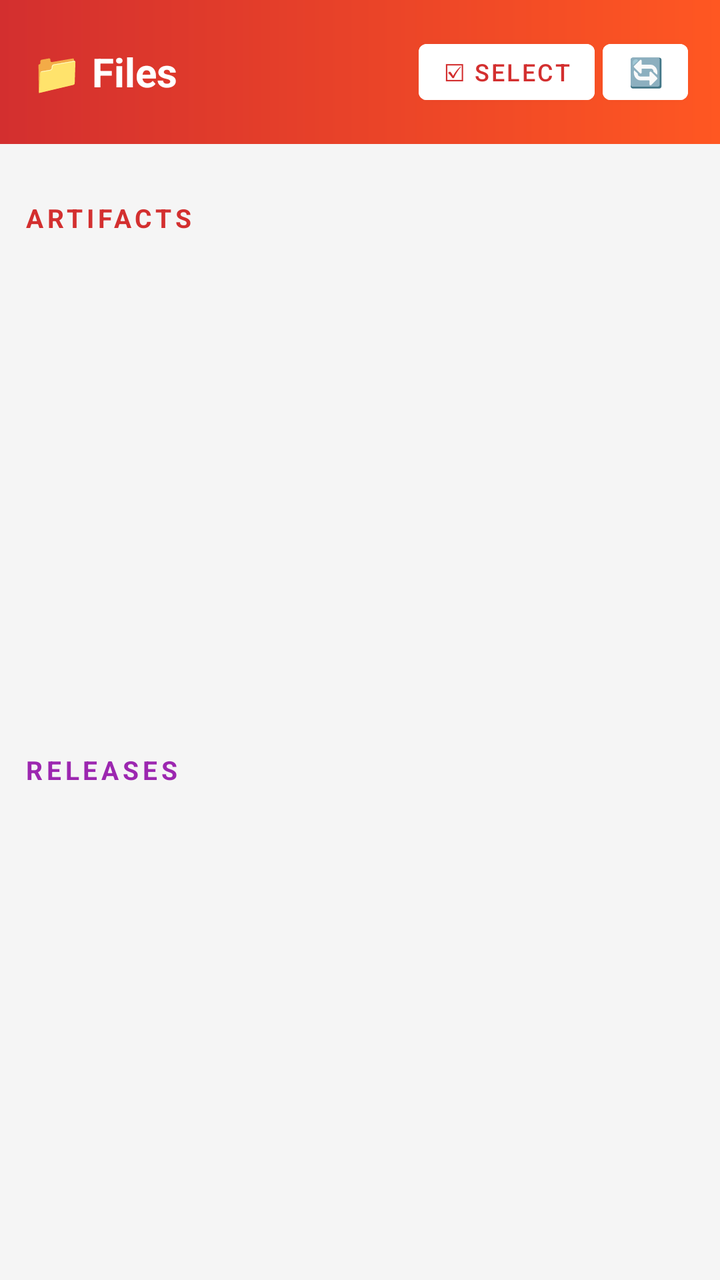
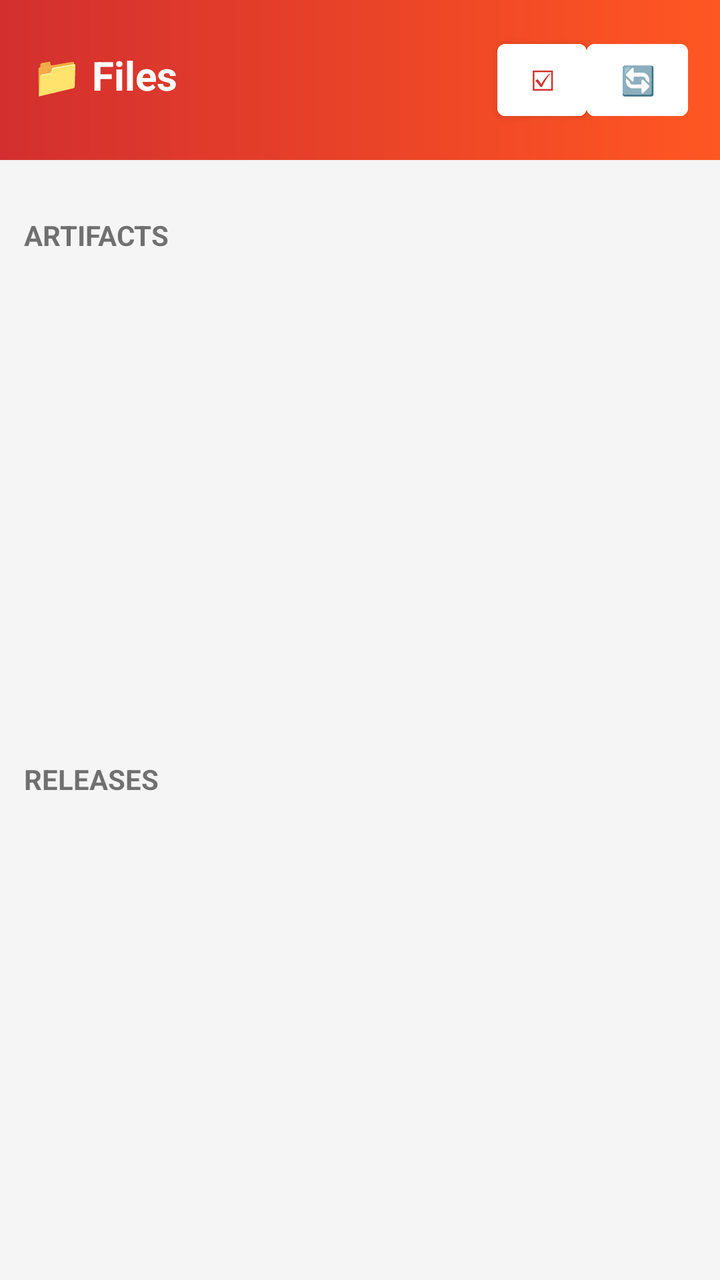

An Android layout rendered at two revisions. The XML below is the earlier revision; the diff shows what the commit changed to produce the second picture.
<!-- AndroidManifest.xml: application theme Theme.YadPipeline -->
<!-- res/layout/activity_files.xml -->
<?xml version="1.0" encoding="utf-8"?>
<LinearLayout xmlns:android="http://schemas.android.com/apk/res/android"
    android:layout_width="match_parent" android:layout_height="match_parent"
    android:orientation="vertical" android:background="@color/bg_light">
    <LinearLayout android:layout_width="match_parent" android:layout_height="wrap_content"
        android:orientation="horizontal" android:padding="16dp"
        android:background="@drawable/header_gradient" android:gravity="center_vertical">
        <TextView android:layout_width="0dp" android:layout_height="wrap_content"
            android:layout_weight="1" android:text="📁 Files"
            android:textSize="20sp" android:textStyle="bold" android:textColor="#FFFFFF" />
        <Button android:id="@+id/btnSelectMode" android:layout_width="wrap_content"
            android:layout_height="40dp" android:text="☑ Select"
            android:backgroundTint="#FFFFFF" android:textColor="@color/brand_primary"
            android:textSize="12sp" android:minWidth="0dp" android:paddingHorizontal="12dp"
            android:layout_marginEnd="4dp" />
        <Button android:id="@+id/btnRefresh" android:layout_width="wrap_content"
            android:layout_height="40dp" android:text="🔄" android:minWidth="0dp"
            android:paddingHorizontal="12dp" android:backgroundTint="#FFFFFF"
            android:textColor="@color/brand_primary" />
    </LinearLayout>

    <TextView android:id="@+id/tvSelectedInfo" android:layout_width="match_parent"
        android:layout_height="wrap_content" android:text="0 item dipilih"
        android:textSize="12sp" android:textStyle="bold" android:textColor="@color/brand_primary"
        android:padding="8dp" android:gravity="center" android:background="#FFEBEE"
        android:visibility="gone" />

    <LinearLayout android:layout_width="match_parent" android:layout_height="wrap_content"
        android:orientation="horizontal" android:padding="8dp">
        <Button android:id="@+id/btnDownloadSelected" android:layout_width="0dp"
            android:layout_height="wrap_content" android:layout_weight="1"
            android:text="⬇️ Download" android:backgroundTint="@color/info"
            android:textColor="#FFFFFF" android:visibility="gone" android:layout_marginEnd="4dp" />
        <Button android:id="@+id/btnDeleteSelected" android:layout_width="0dp"
            android:layout_height="wrap_content" android:layout_weight="1"
            android:text="🗑️ Delete" android:backgroundTint="@color/danger"
            android:textColor="#FFFFFF" android:visibility="gone" android:layout_marginStart="4dp" />
    </LinearLayout>

    <ProgressBar android:id="@+id/progressBar" android:layout_width="wrap_content"
        android:layout_height="wrap_content" android:layout_gravity="center"
        android:visibility="gone" android:indeterminateTint="@color/brand_primary" />

    <TextView android:layout_width="match_parent" android:layout_height="wrap_content"
        android:text="ARTIFACTS" android:textStyle="bold" android:textSize="13sp"
        android:textColor="@color/brand_primary" android:padding="12dp" android:letterSpacing="0.15" />

    <androidx.recyclerview.widget.RecyclerView android:id="@+id/recyclerArtifacts"
        android:layout_width="match_parent" android:layout_height="0dp"
        android:layout_weight="1" android:paddingStart="12dp" android:paddingEnd="12dp" />

    <TextView android:layout_width="match_parent" android:layout_height="wrap_content"
        android:text="RELEASES" android:textStyle="bold" android:textSize="13sp"
        android:textColor="@color/purple" android:padding="12dp" android:letterSpacing="0.15" />

    <androidx.recyclerview.widget.RecyclerView android:id="@+id/recyclerReleases"
        android:layout_width="match_parent" android:layout_height="0dp"
        android:layout_weight="1" android:paddingStart="12dp" android:paddingEnd="12dp" />
</LinearLayout>
<!-- resources referenced by this layout -->
<resources>
  <color name="bg_light">#F5F5F5</color>
  <color name="brand_primary">#D32F2F</color>
  <color name="danger">#F44336</color>
  <color name="info">#2196F3</color>
  <color name="purple">#9C27B0</color>
  <!-- drawable header_gradient (drawable) -->
  <?xml version="1.0" encoding="utf-8"?>
  <shape xmlns:android="http://schemas.android.com/apk/res/android">
      <gradient
          android:angle="0"
          android:startColor="#D32F2F"
          android:endColor="#FF5722"
          android:type="linear" />
  </shape>
  <style name="Theme.YadPipeline" parent="Theme.MaterialComponents.DayNight.NoActionBar">
          <item name="colorPrimary">@color/brand_primary</item>
          <item name="colorAccent">@color/brand_accent</item>
          <item name="android:windowBackground">@color/bg_light</item>
          <item name="android:statusBarColor">@color/brand_dark</item>
      </style>
  <color name="brand_accent">#FFC107</color>
  <color name="brand_dark">#9A0007</color>
</resources>

<!-- the commit's change to res/layout/activity_files.xml (unified diff, before → after) -->
@@ -4,56 +4,40 @@
     android:orientation="vertical" android:background="@color/bg_light">
     <LinearLayout android:layout_width="match_parent" android:layout_height="wrap_content"
         android:orientation="horizontal" android:padding="16dp"
-        android:background="@drawable/header_gradient" android:gravity="center_vertical">
+        android:background="@drawable/header_gradient">
         <TextView android:layout_width="0dp" android:layout_height="wrap_content"
-            android:layout_weight="1" android:text="📁 Files"
-            android:textSize="20sp" android:textStyle="bold" android:textColor="#FFFFFF" />
+            android:layout_weight="1" android:text="📁 Files" android:textSize="20sp"
+            android:textStyle="bold" android:textColor="#FFFFFF" />
         <Button android:id="@+id/btnSelectMode" android:layout_width="wrap_content"
-            android:layout_height="40dp" android:text="☑ Select"
-            android:backgroundTint="#FFFFFF" android:textColor="@color/brand_primary"
-            android:textSize="12sp" android:minWidth="0dp" android:paddingHorizontal="12dp"
-            android:layout_marginEnd="4dp" />
+            android:layout_height="wrap_content" android:text="☑" android:minWidth="0dp"
+            android:backgroundTint="#FFFFFF" android:textColor="@color/brand_primary" />
         <Button android:id="@+id/btnRefresh" android:layout_width="wrap_content"
-            android:layout_height="40dp" android:text="🔄" android:minWidth="0dp"
-            android:paddingHorizontal="12dp" android:backgroundTint="#FFFFFF"
-            android:textColor="@color/brand_primary" />
+            android:layout_height="wrap_content" android:text="🔄" android:minWidth="0dp"
+            android:backgroundTint="#FFFFFF" android:textColor="@color/brand_primary" />
     </LinearLayout>
-
     <TextView android:id="@+id/tvSelectedInfo" android:layout_width="match_parent"
-        android:layout_height="wrap_content" android:text="0 item dipilih"
-        android:textSize="12sp" android:textStyle="bold" android:textColor="@color/brand_primary"
-        android:padding="8dp" android:gravity="center" android:background="#FFEBEE"
-        android:visibility="gone" />
-
+        android:layout_height="wrap_content" android:padding="8dp" android:text="0 item"
+        android:gravity="center" android:visibility="gone" />
     <LinearLayout android:layout_width="match_parent" android:layout_height="wrap_content"
         android:orientation="horizontal" android:padding="8dp">
         <Button android:id="@+id/btnDownloadSelected" android:layout_width="0dp"
             android:layout_height="wrap_content" android:layout_weight="1"
-            android:text="⬇️ Download" android:backgroundTint="@color/info"
-            android:textColor="#FFFFFF" android:visibility="gone" android:layout_marginEnd="4dp" />
+            android:text="⬇️" android:visibility="gone" />
         <Button android:id="@+id/btnDeleteSelected" android:layout_width="0dp"
             android:layout_height="wrap_content" android:layout_weight="1"
-            android:text="🗑️ Delete" android:backgroundTint="@color/danger"
-            android:textColor="#FFFFFF" android:visibility="gone" android:layout_marginStart="4dp" />
+            android:text="🗑️" android:visibility="gone" />
     </LinearLayout>
-
     <ProgressBar android:id="@+id/progressBar" android:layout_width="wrap_content"
         android:layout_height="wrap_content" android:layout_gravity="center"
-        android:visibility="gone" android:indeterminateTint="@color/brand_primary" />
-
+        android:visibility="gone" />
     <TextView android:layout_width="match_parent" android:layout_height="wrap_content"
-        android:text="ARTIFACTS" android:textStyle="bold" android:textSize="13sp"
-        android:textColor="@color/brand_primary" android:padding="12dp" android:letterSpacing="0.15" />
-
+        android:text="ARTIFACTS" android:padding="12dp" android:textStyle="bold" />
     <androidx.recyclerview.widget.RecyclerView android:id="@+id/recyclerArtifacts"
         android:layout_width="match_parent" android:layout_height="0dp"
-        android:layout_weight="1" android:paddingStart="12dp" android:paddingEnd="12dp" />
-
+        android:layout_weight="1" />
     <TextView android:layout_width="match_parent" android:layout_height="wrap_content"
-        android:text="RELEASES" android:textStyle="bold" android:textSize="13sp"
-        android:textColor="@color/purple" android:padding="12dp" android:letterSpacing="0.15" />
-
+        android:text="RELEASES" android:padding="12dp" android:textStyle="bold" />
     <androidx.recyclerview.widget.RecyclerView android:id="@+id/recyclerReleases"
         android:layout_width="match_parent" android:layout_height="0dp"
-        android:layout_weight="1" android:paddingStart="12dp" android:paddingEnd="12dp" />
+        android:layout_weight="1" />
 </LinearLayout>
<!-- resource entries referenced after the edit -->
@@ -2,9 +2,6 @@
 <resources>
   <color name="bg_light">#F5F5F5</color>
   <color name="brand_primary">#D32F2F</color>
-  <color name="danger">#F44336</color>
-  <color name="info">#2196F3</color>
-  <color name="purple">#9C27B0</color>
   <!-- drawable header_gradient (drawable) -->
   <?xml version="1.0" encoding="utf-8"?>
   <shape xmlns:android="http://schemas.android.com/apk/res/android">
